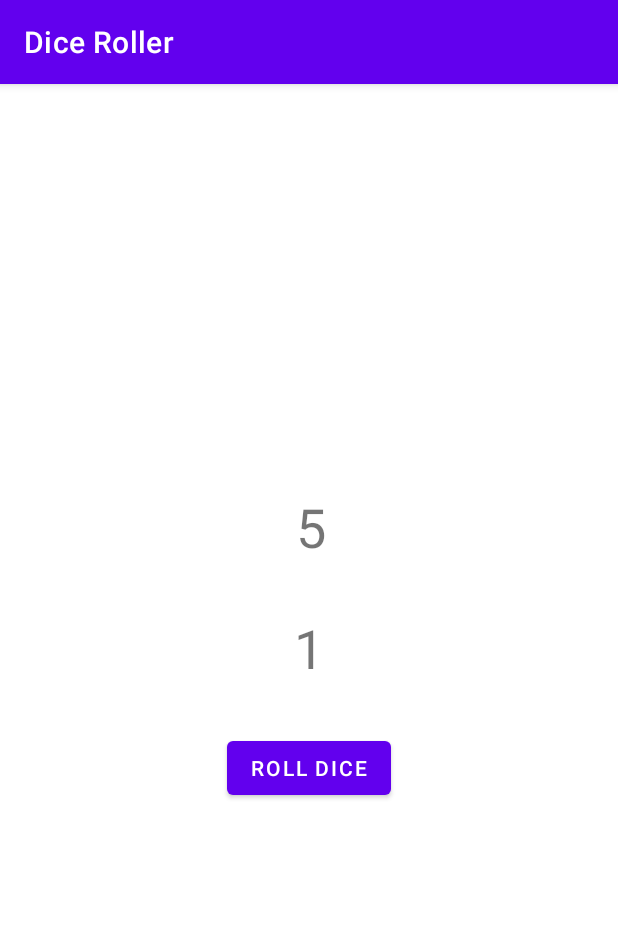
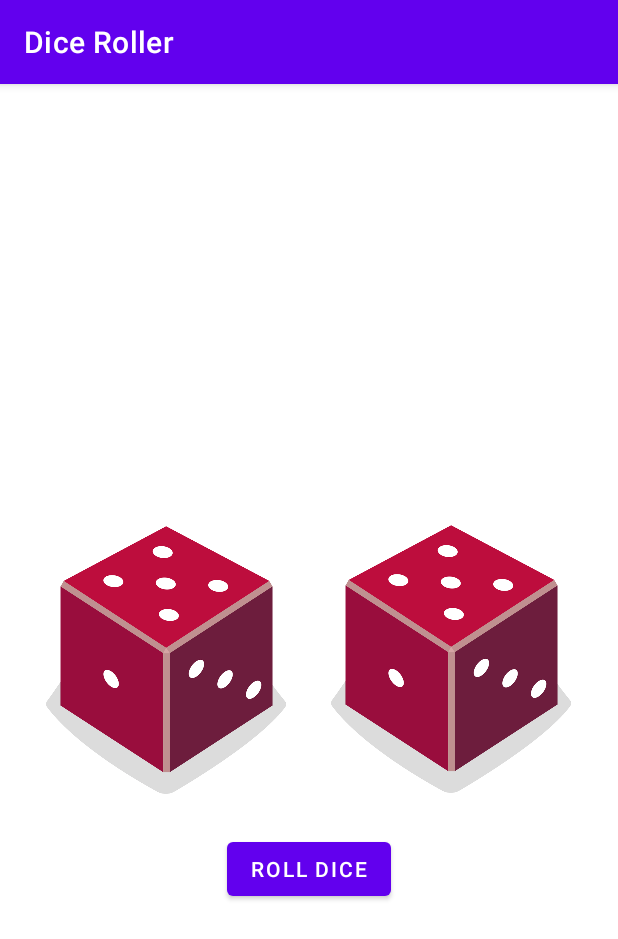
Before and after one commit to legenduzo/dice-roller, an Android app: the screen it shows after launch (MainActivity), after a tap on "ROLL DICE", on a phone screen of 412 x 824 dp. Shown: the top 939 px of the screen. Run offline under Robolectric (Android 15) with nearby library versions, the phone set to English and light mode, and no system bars.

Commit message:
The app was updated to display images of 2 dice and change the image view when rolled.

```diff
--- a/app/src/main/java/org/evolvedigital/diceroller/MainActivity.kt
+++ b/app/src/main/java/org/evolvedigital/diceroller/MainActivity.kt
@@ -2,8 +2,10 @@ package org.evolvedigital.diceroller
 
 import android.os.Bundle
 import android.widget.Button
-import android.widget.TextView
+import android.widget.ImageView
 import androidx.appcompat.app.AppCompatActivity
+import org.evolvedigital.diceroller.R.id.imageView
+import org.evolvedigital.diceroller.R.id.imageView2
 
 /**
  * This activity allow users to roll a dice and view the result on screen
@@ -17,25 +19,51 @@ class MainActivity : AppCompatActivity() {
 
         val rollButton: Button = findViewById(R.id.button)
         rollButton.setOnClickListener { rollDice() }
+        rollDice()
     }
 
     /**
-     * This is an instance of the first dice
-      */
+     * Roll the dice and update the screen with the result
+     */
     private fun rollDice() {
+        //Creates 2 new dice objects with 6 sides and rolls it
         val dice = Dice(6)
+
+        // Calls the roll function to assign a random number to the dice
         val diceRoll = dice.roll()
-        val resultTextView: TextView = findViewById(R.id.textView)
-        resultTextView.text = diceRoll.toString()
 
-        /**
-         * This is an instance of the second dice
-         */
-        val secondDice = Dice(20)
+        //Updates the screen with the dice roll
+        val diceImage: ImageView = findViewById(imageView)
 
-        val secondDiceRoll = secondDice.roll()
-        val secondResultTextView: TextView = findViewById(R.id.textView2)
-        secondResultTextView.text = secondDiceRoll.toString()
+        // Determine which resource ID is to be used
+        val drawableResource = when (diceRoll) {
+            1 -> (R.drawable.dice_1)
+            2 -> (R.drawable.dice_2)
+            3 -> (R.drawable.dice_3)
+            4 -> (R.drawable.dice_4)
+            5 -> (R.drawable.dice_5)
+            else -> (R.drawable.dice_6)
+        }
+        // Update the imageView with the correct drawable resource file
+        diceImage.setImageResource(drawableResource)
+
+        // Update the content description
+        diceImage.contentDescription = diceRoll.toString()
+
+        // This is a second object of the Dice class
+        val dice1 = Dice(6)
+        val diceRoll1 = dice1.roll()
+        val diceImage1 : ImageView = findViewById(imageView2)
+        val drawableResource1 = when (diceRoll1) {
+            1 -> (R.drawable.dice_1)
+            2 -> (R.drawable.dice_2)
+            3 -> (R.drawable.dice_3)
+            4 -> (R.drawable.dice_4)
+            5 -> (R.drawable.dice_5)
+            else -> (R.drawable.dice_6)
+        }
+        diceImage1.setImageResource(drawableResource1)
+        diceImage1.contentDescription = diceRoll1.toString()
 
     }
 }
--- a/app/src/main/res/layout/activity_main.xml
+++ b/app/src/main/res/layout/activity_main.xml
@@ -6,37 +6,36 @@
     android:layout_height="match_parent"
     tools:context=".MainActivity">
 
-    <TextView
-        android:id="@+id/textView"
-        android:layout_width="wrap_content"
-        android:layout_height="wrap_content"
-        android:textSize="36sp"
-        app:layout_constraintBottom_toBottomOf="parent"
-        app:layout_constraintHorizontal_bias="0.503"
-        app:layout_constraintLeft_toLeftOf="parent"
-        app:layout_constraintRight_toRightOf="parent"
-        app:layout_constraintTop_toTopOf="parent"
-        app:layout_constraintVertical_bias="0.376"
-        tools:text="1" />
-
-    <TextView
-        android:id="@+id/textView2"
-        android:layout_width="wrap_content"
-        android:layout_height="wrap_content"
-        android:layout_marginTop="32dp"
-        android:textSize="36sp"
-        app:layout_constraintEnd_toEndOf="parent"
-        app:layout_constraintStart_toStartOf="parent"
-        app:layout_constraintTop_toBottomOf="@+id/textView" />
-
     <Button
         android:id="@+id/button"
         android:layout_width="wrap_content"
         android:layout_height="wrap_content"
-        android:layout_marginTop="32dp"
+        android:layout_marginTop="16dp"
         android:text="@string/roll"
         app:layout_constraintEnd_toEndOf="parent"
         app:layout_constraintStart_toStartOf="parent"
-        app:layout_constraintTop_toBottomOf="@+id/textView2" />
+        app:layout_constraintTop_toBottomOf="@+id/imageView" />
+
+    <ImageView
+        android:id="@+id/imageView"
+        android:layout_width="160dp"
+        android:layout_height="200dp"
+        app:layout_constraintBottom_toBottomOf="parent"
+        app:layout_constraintEnd_toEndOf="parent"
+        app:layout_constraintHorizontal_bias="0.876"
+        app:layout_constraintStart_toStartOf="parent"
+        app:layout_constraintTop_toTopOf="parent"
+        app:layout_constraintVertical_bias="0.499"
+        tools:srcCompat="@drawable/dice_1" />
+
+    <ImageView
+        android:id="@+id/imageView2"
+        android:layout_width="160dp"
+        android:layout_height="200dp"
+        app:layout_constraintBottom_toBottomOf="parent"
+        app:layout_constraintEnd_toStartOf="@+id/imageView"
+        app:layout_constraintStart_toStartOf="parent"
+        app:layout_constraintTop_toTopOf="parent"
+        app:srcCompat="@drawable/dice_2" />
 
 </androidx.constraintlayout.widget.ConstraintLayout>
```
Also changed, not shown: app/src/main/res/drawable/dice_1.png (added), app/src/main/res/drawable/dice_2.png (added), app/src/main/res/drawable/dice_3.png (added), app/src/main/res/drawable/dice_4.png (added), app/src/main/res/drawable/dice_5.png (added), app/src/main/res/drawable/dice_6.png (added).
